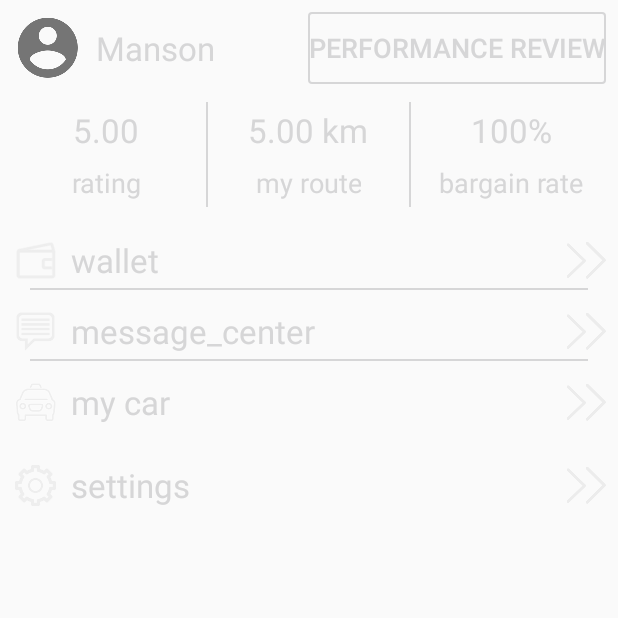
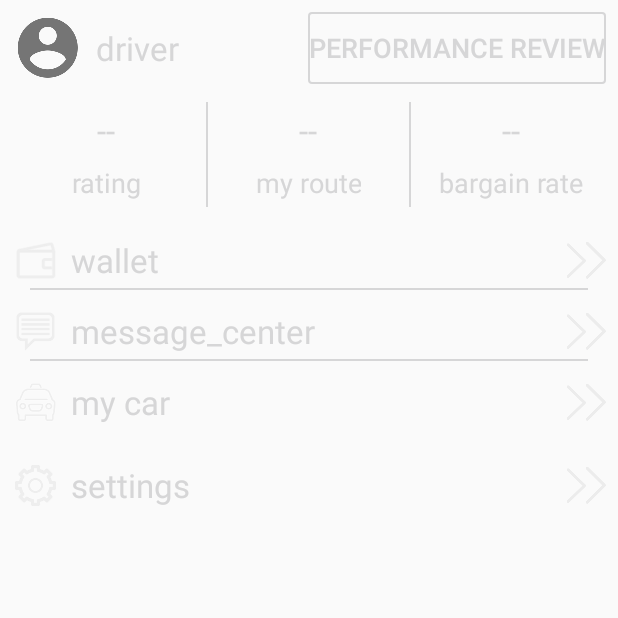
Before and after one commit to little-sparkle/raptor_client_android_driver, an Android app: the fragment MeFragment shown on its own in the app's theme, on a phone screen of 412 x 824 dp, the top half of it. Run offline under Robolectric (Android 15) with nearby library versions, the phone set to English and light mode, and no system bars; our stand-ins replace ButterKnife; 3 statements that could not run were skipped.

Commit message:
optimize me

```diff
--- a/app/src/main/java/com/littlesparkle/growler/raptor/driver/backend/Api.java
+++ b/app/src/main/java/com/littlesparkle/growler/raptor/driver/backend/Api.java
@@ -6,4 +6,7 @@ public class Api {
     public static final String WALLET = UNDER_DEVELOPING;
     public static final String MESSAGE_CENTER = UNDER_DEVELOPING;
     public static final String MY_CAR = UNDER_DEVELOPING;
+    public static final String PERFORMANCE_REVIEW = UNDER_DEVELOPING;
+    public static final String PERSONAL_INFORMATION = UNDER_DEVELOPING;
+    public static final String MY_ROUTE = UNDER_DEVELOPING;
 }
--- a/app/src/main/res/layout/fragment_me.xml
+++ b/app/src/main/res/layout/fragment_me.xml
@@ -30,7 +30,7 @@
                 android:layout_margin="@dimen/margin_normal"
                 android:layout_toRightOf="@id/avatar"
                 android:gravity="center"
-                android:text="Manson"
+                android:text="@string/driver"
                 android:textColor="@color/text_primary"
                 android:textSize="@dimen/text_primary" />
 
@@ -71,7 +71,7 @@
                     android:layout_height="wrap_content"
                     android:layout_margin="@dimen/margin_normal"
                     android:gravity="center"
-                    android:text="5.00"
+                    android:text="--"
                     android:textColor="@color/text_primary"
                     android:textSize="@dimen/text_primary" />
 
@@ -102,7 +102,7 @@
                     android:layout_height="wrap_content"
                     android:layout_margin="@dimen/margin_normal"
                     android:gravity="center"
-                    android:text="5.00 km"
+                    android:text="--"
                     android:textColor="@color/text_primary"
                     android:textSize="@dimen/text_primary" />
 
@@ -132,7 +132,7 @@
                     android:layout_height="wrap_content"
                     android:layout_margin="@dimen/margin_normal"
                     android:gravity="center"
-                    android:text="100%"
+                    android:text="--"
                     android:textColor="@color/text_primary"
                     android:textSize="@dimen/text_primary" />
 
--- a/app/src/main/res/values/strings.xml
+++ b/app/src/main/res/values/strings.xml
@@ -30,11 +30,13 @@
     <string name="bargain_rate_label">bargain rate</string>
     <string name="rating_label">rating</string>
 
+    <string name="personal_information">personal information</string>
     <string name="my_route_label">my route</string>
     <string name="wallet">wallet</string>
     <string name="message_center">message_center</string>
     <string name="my_car">my car</string>
     <string name="settings">settings</string>
+    <string name="driver">driver</string>
 
     <string name="change_password">change password</string>
     <string name="illegal_mobile">illegal mobile</string>
```
Also changed, not shown: app/src/main/java/com/littlesparkle/growler/raptor/driver/fragment/MeFragment.java (+70 -21 lines), 1 other file.
